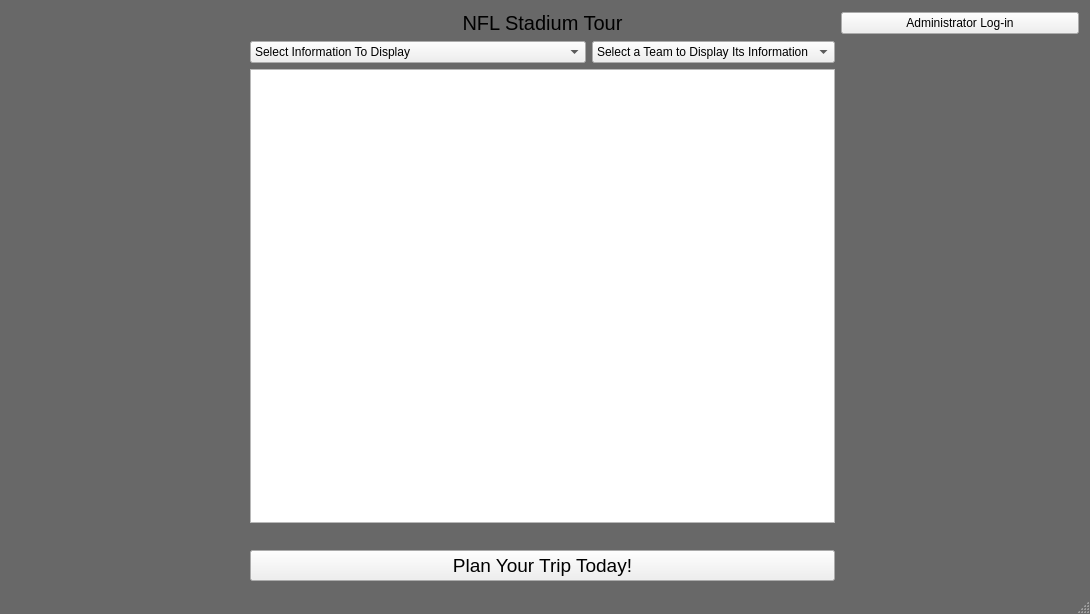
Old version of the form mainwindow.ui in the repository pkhodadoustan/NFLFootballTouring.
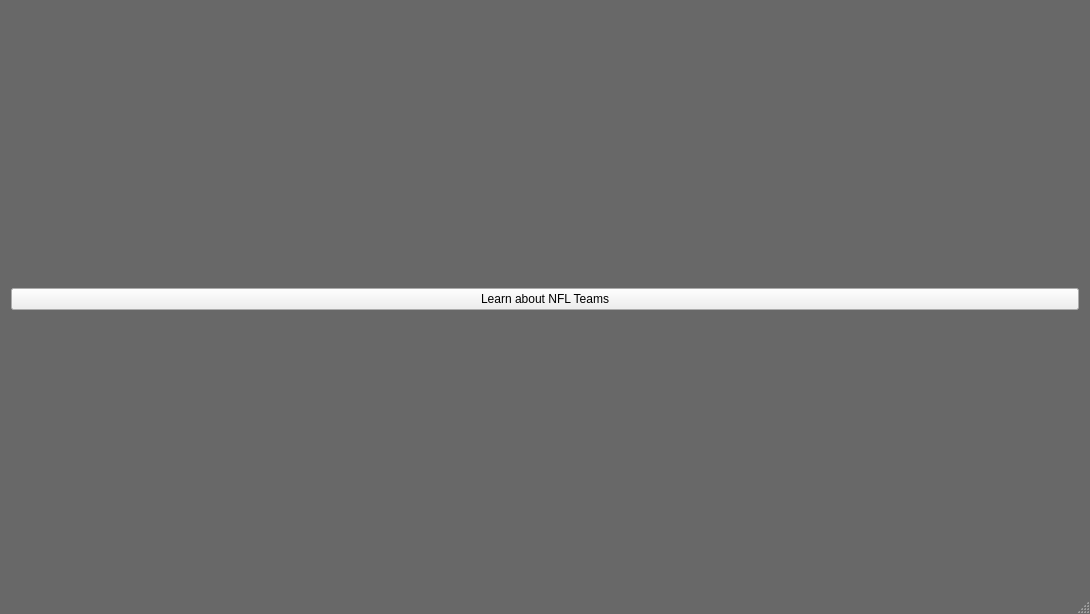
New version of the form.

```diff
--- a/mainwindow.ui
+++ b/mainwindow.ui
@@ -19,182 +19,40 @@
 }</string>
   </property>
   <widget class="QWidget" name="centralWidget">
-   <layout class="QGridLayout" name="gridLayout_2">
-    <item row="1" column="2">
-     <spacer name="horizontalSpacer_2">
-      <property name="orientation">
-       <enum>Qt::Horizontal</enum>
-      </property>
-      <property name="sizeHint" stdset="0">
-       <size>
-        <width>40</width>
-        <height>20</height>
-       </size>
-      </property>
-     </spacer>
-    </item>
-    <item row="1" column="1">
-     <layout class="QGridLayout" name="gridLayout">
-      <item row="2" column="1">
-       <widget class="QLabel" name="label_3">
-        <property name="font">
-         <font>
-          <pointsize>10</pointsize>
-         </font>
-        </property>
-        <property name="text">
-         <string/>
-        </property>
-       </widget>
-      </item>
-      <item row="0" column="1">
-       <widget class="QComboBox" name="comboBox">
-        <item>
-         <property name="text">
-          <string>Select a Team to Display Its Information</string>
-         </property>
-        </item>
-        <item>
-         <property name="text">
-          <string>Display All Team</string>
-         </property>
-        </item>
-       </widget>
-      </item>
-      <item row="0" column="0">
-       <widget class="QComboBox" name="comboBox_2">
-        <item>
-         <property name="text">
-          <string>Select Information To Display</string>
-         </property>
-        </item>
-        <item>
-         <property name="text">
-          <string>Display NFL Stadiums and Corresponding Team Names</string>
-         </property>
-        </item>
-        <item>
-         <property name="text">
-          <string>Display List of American Conference Teams</string>
-         </property>
-        </item>
-        <item>
-         <property name="text">
-          <string>Display List of National Conference Teams</string>
-         </property>
-        </item>
-        <item>
-         <property name="text">
-          <string>Display List of Open Roof Stadiums</string>
-         </property>
-        </item>
-        <item>
-         <property name="text">
-          <string>Display Star Players and Corresponding Teams</string>
-         </property>
-        </item>
-        <item>
-         <property name="text">
-          <string>Display NFL Stadium Surface Types</string>
-         </property>
-        </item>
-       </widget>
-      </item>
-      <item row="1" column="0" colspan="2">
-       <widget class="QTableView" name="Table"/>
-      </item>
-      <item row="2" column="0">
-       <widget class="QLabel" name="label">
-        <property name="font">
-         <font>
-          <pointsize>10</pointsize>
-         </font>
-        </property>
-        <property name="text">
-         <string/>
-        </property>
-        <property name="alignment">
-         <set>Qt::AlignLeading|Qt::AlignLeft|Qt::AlignVCenter</set>
-        </property>
-        <property name="wordWrap">
-         <bool>false</bool>
-        </property>
-       </widget>
-      </item>
-     </layout>
-    </item>
-    <item row="0" column="1">
-     <widget class="QLabel" name="label_2">
-      <property name="font">
-       <font>
-        <pointsize>15</pointsize>
-       </font>
-      </property>
-      <property name="text">
-       <string>NFL Stadium Tour</string>
-      </property>
-      <property name="alignment">
-       <set>Qt::AlignCenter</set>
-      </property>
-     </widget>
-    </item>
+   <property name="enabled">
+    <bool>true</bool>
+   </property>
+   <layout class="QGridLayout">
     <item row="1" column="0">
-     <spacer name="horizontalSpacer">
-      <property name="orientation">
-       <enum>Qt::Horizontal</enum>
-      </property>
-      <property name="sizeHint" stdset="0">
-       <size>
-        <width>40</width>
-        <height>20</height>
-       </size>
-      </property>
-     </spacer>
-    </item>
-    <item row="0" column="2">
-     <widget class="QPushButton" name="pushButton">
-      <property name="text">
-       <string>Administrator Log-in</string>
-      </property>
-     </widget>
-    </item>
-    <item row="2" column="1" alignment="Qt::AlignVCenter">
-     <widget class="QPushButton" name="pushButton_2">
-      <property name="font">
-       <font>
-        <pointsize>14</pointsize>
-       </font>
-      </property>
-      <property name="text">
-       <string>Plan Your Trip Today!</string>
-      </property>
-     </widget>
-    </item>
-    <item row="2" column="0">
-     <spacer name="horizontalSpacer_3">
-      <property name="orientation">
-       <enum>Qt::Horizontal</enum>
-      </property>
-      <property name="sizeHint" stdset="0">
-       <size>
-        <width>40</width>
-        <height>20</height>
-       </size>
-      </property>
-     </spacer>
-    </item>
-    <item row="2" column="2">
-     <spacer name="horizontalSpacer_4">
-      <property name="orientation">
-       <enum>Qt::Horizontal</enum>
-      </property>
-      <property name="sizeHint" stdset="0">
-       <size>
-        <width>40</width>
-        <height>20</height>
-       </size>
-      </property>
-     </spacer>
+     <layout class="QHBoxLayout" name="horizontalLayout_3">
+      <item>
+       <layout class="QVBoxLayout" name="verticalLayout_2">
+        <item>
+         <widget class="QFrame" name="frame">
+          <property name="frameShape">
+           <enum>QFrame::StyledPanel</enum>
+          </property>
+          <property name="frameShadow">
+           <enum>QFrame::Raised</enum>
+          </property>
+         </widget>
+        </item>
+        <item>
+         <widget class="QPushButton" name="pushButton_Info">
+          <property name="enabled">
+           <bool>true</bool>
+          </property>
+          <property name="text">
+           <string>Learn about NFL Teams</string>
+          </property>
+         </widget>
+        </item>
+       </layout>
+      </item>
+      <item>
+       <layout class="QVBoxLayout" name="verticalLayout_4"/>
+      </item>
+     </layout>
     </item>
    </layout>
   </widget>
```
